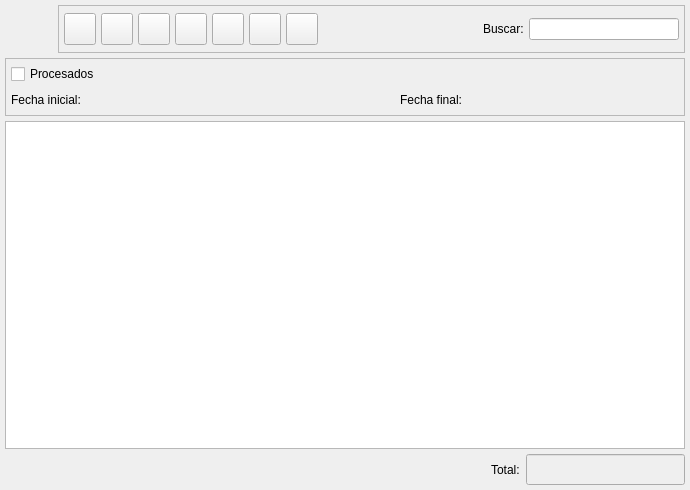
Above: bulmages/bulmafact/src/albaranesproveedorlistbase.ui from eboladev/Bulmages-1 before the change. Below: the same form after it.
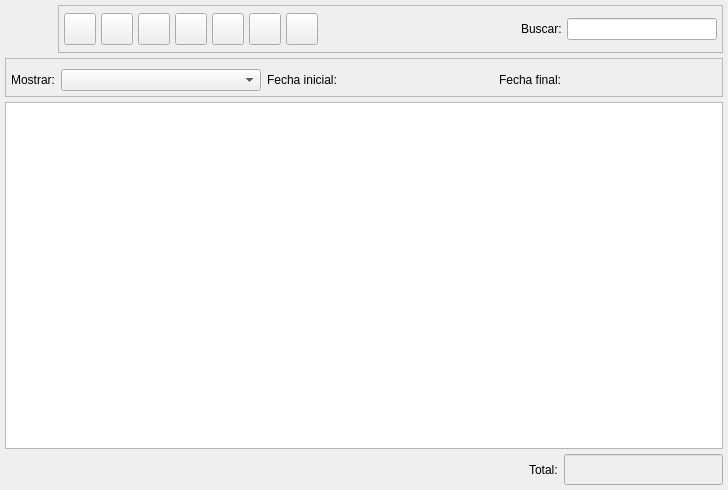
That is the form after the change. Icons and pictures are not drawn. Custom widgets are drawn as their Qt base class.

Commit message: Pongo un combobox de procesados o no en los listados mas importantes. Al estilo de las Facturas a Cliente. Ajusto un poco la imagen de los filtrados para listados para que todas sean iguales.

Diff of the .ui file:
```diff
--- a/bulmages/bulmafact/src/albaranesproveedorlistbase.ui
+++ b/bulmages/bulmafact/src/albaranesproveedorlistbase.ui
@@ -403,20 +403,31 @@
          <number>0</number>
         </property>
         <property name="spacing" >
-         <number>3</number>
+         <number>6</number>
         </property>
         <item>
-         <widget class="QCheckBox" name="m_procesados" >
-          <property name="text" >
-           <string>Procesados</string>
+         <widget class="BusquedaProveedor" native="1" name="m_proveedor" >
+          <property name="sizePolicy" >
+           <sizepolicy>
+            <hsizetype>7</hsizetype>
+            <vsizetype>13</vsizetype>
+            <horstretch>0</horstretch>
+            <verstretch>0</verstretch>
+           </sizepolicy>
           </property>
          </widget>
         </item>
         <item>
-         <widget class="BusquedaArticulo" native="1" name="m_articulo" />
-        </item>
-        <item>
-         <widget class="BusquedaProveedor" native="1" name="m_proveedor" />
+         <widget class="BusquedaArticulo" native="1" name="m_articulo" >
+          <property name="sizePolicy" >
+           <sizepolicy>
+            <hsizetype>7</hsizetype>
+            <vsizetype>13</vsizetype>
+            <horstretch>0</horstretch>
+            <verstretch>0</verstretch>
+           </sizepolicy>
+          </property>
+         </widget>
         </item>
        </layout>
       </item>
@@ -426,8 +437,40 @@
          <number>0</number>
         </property>
         <property name="spacing" >
-         <number>3</number>
+         <number>6</number>
         </property>
+        <item>
+         <widget class="QLabel" name="label_2" >
+          <property name="text" >
+           <string>Mostrar:</string>
+          </property>
+          <property name="alignment" >
+           <set>Qt::AlignRight|Qt::AlignTrailing|Qt::AlignVCenter</set>
+          </property>
+         </widget>
+        </item>
+        <item>
+         <widget class="QComboBox" name="mui_procesada" >
+          <property name="minimumSize" >
+           <size>
+            <width>200</width>
+            <height>0</height>
+           </size>
+          </property>
+          <property name="maximumSize" >
+           <size>
+            <width>200</width>
+            <height>16777215</height>
+           </size>
+          </property>
+          <property name="focusPolicy" >
+           <enum>Qt::StrongFocus</enum>
+          </property>
+          <property name="frame" >
+           <bool>true</bool>
+          </property>
+         </widget>
+        </item>
         <item>
          <widget class="QLabel" name="label" >
           <property name="text" >
@@ -455,7 +498,7 @@
           </property>
           <property name="sizeHint" >
            <size>
-            <width>200</width>
+            <width>51</width>
             <height>21</height>
            </size>
           </property>
@@ -478,22 +521,6 @@
           </property>
          </widget>
         </item>
-        <item>
-         <spacer>
-          <property name="orientation" >
-           <enum>Qt::Horizontal</enum>
-          </property>
-          <property name="sizeType" >
-           <enum>QSizePolicy::Preferred</enum>
-          </property>
-          <property name="sizeHint" >
-           <size>
-            <width>101</width>
-            <height>21</height>
-           </size>
-          </property>
-         </spacer>
-        </item>
        </layout>
       </item>
      </layout>
@@ -1043,26 +1070,26 @@
  </widget>
  <layoutdefault spacing="3" margin="5" />
  <customwidgets>
-  <customwidget>
-   <class>AlbaranesProveedorListSubform</class>
-   <extends>QTableWidget</extends>
-   <header>albaranesproveedor.h</header>
-  </customwidget>
   <customwidget>
    <class>BusquedaProveedor</class>
    <extends>QWidget</extends>
    <header>busquedaproveedor.h</header>
   </customwidget>
-  <customwidget>
-   <class>BusquedaFecha</class>
-   <extends>QWidget</extends>
-   <header>../../../bulmalib/busquedafecha.h</header>
-  </customwidget>
   <customwidget>
    <class>BusquedaArticulo</class>
    <extends>QWidget</extends>
    <header>busquedaarticulo.h</header>
   </customwidget>
+  <customwidget>
+   <class>BusquedaFecha</class>
+   <extends>QWidget</extends>
+   <header>../../../bulmalib/busquedafecha.h</header>
+  </customwidget>
+  <customwidget>
+   <class>AlbaranesProveedorListSubform</class>
+   <extends>QTableWidget</extends>
+   <header>albaranesproveedor.h</header>
+  </customwidget>
  </customwidgets>
  <resources>
   <include location="../../bulmages.qrc" />
```
The commit also changes 25 other files.
